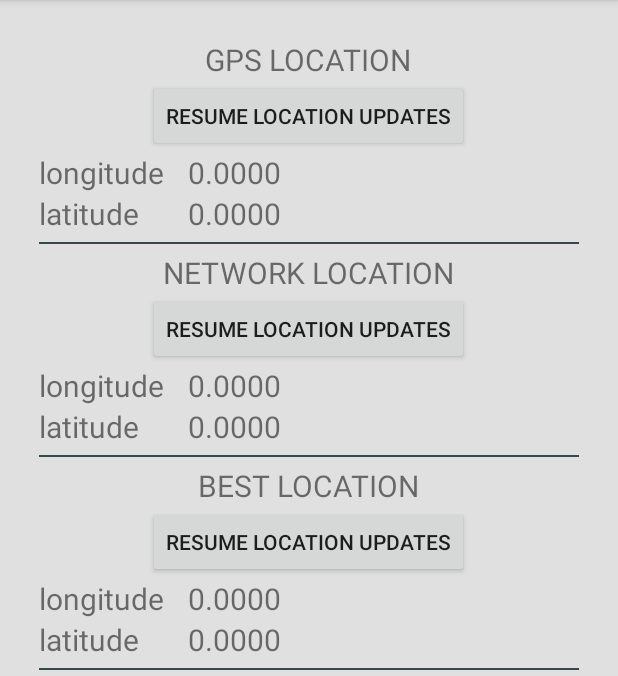
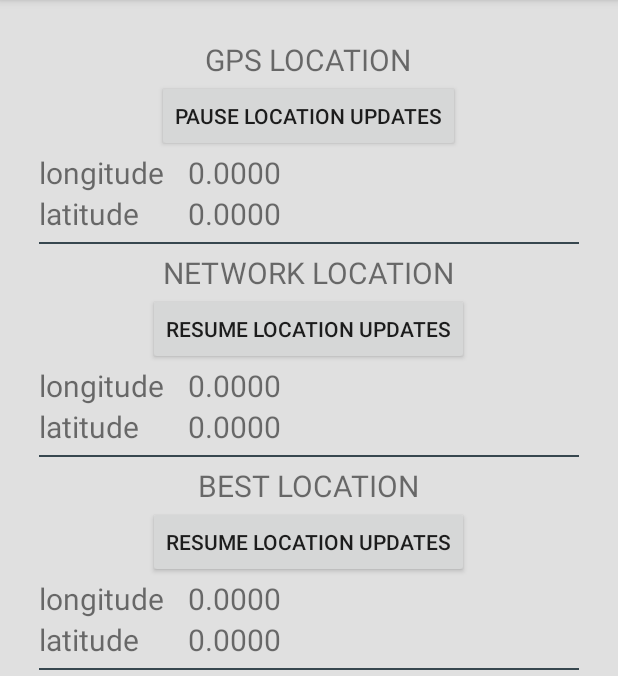
Before and after one commit to pratirvce/SecurePhone, an Android app: the fragment LocationFragment shown on its own in the app's theme, after a tap on "RESUME LOCATION UPDATES", on a phone screen of 412 x 824 dp, the part 84-760 px from its top. Run offline under Robolectric (Android 15) with nearby library versions, the phone set to English and light mode, and no system bars; our stand-ins replace AdMob; libraries missing offline, so code that uses them is left out: com.firebase.client.

Commit message:
Buttons added to LocationFragment

```diff
--- a/app/src/main/java/com/sjsu/securephone/theftdetector/LocationFragment.java
+++ b/app/src/main/java/com/sjsu/securephone/theftdetector/LocationFragment.java
@@ -37,6 +37,9 @@ public class LocationFragment extends Fragment {
     TextView longitudeValueBest, latitudeValueBest;
     TextView longitudeValueGPS, latitudeValueGPS;
     TextView longitudeValueNetwork, latitudeValueNetwork;
+    Button btntoggleNetworkUpdates;
+    Button btntoggleGPSUpdates;
+    Button btntoggleBestUpdates;
 
     private Tracker mTracker;
     private static final String ARG_TEXT = "text";
@@ -60,6 +63,35 @@ public class LocationFragment extends Fragment {
         latitudeValueGPS = (TextView) view.findViewById(R.id.latitudeValueGPS);
         longitudeValueNetwork = (TextView) view.findViewById(R.id.longitudeValueNetwork);
         latitudeValueNetwork = (TextView) view.findViewById(R.id.latitudeValueNetwork);
+        btntoggleNetworkUpdates = (Button)view.findViewById(R.id.locationControllerNetwork);
+        btntoggleNetworkUpdates.setOnClickListener(new View.OnClickListener(){
+            @Override
+            public void onClick(View v){
+                Toast.makeText(getActivity(),"Your message.", Toast.LENGTH_LONG).show();
+                toggleNetworkUpdates(v);
+
+            }
+        });
+
+        btntoggleGPSUpdates = (Button)view.findViewById(R.id.locationControllerGPS);
+        btntoggleGPSUpdates.setOnClickListener(new View.OnClickListener(){
+            @Override
+            public void onClick(View v){
+                Toast.makeText(getActivity(),"Your message.", Toast.LENGTH_LONG).show();
+                toggleGPSUpdates(v);
+
+            }
+        });
+
+        btntoggleBestUpdates = (Button)view.findViewById(R.id.locationControllerBest);
+        btntoggleBestUpdates.setOnClickListener(new View.OnClickListener(){
+            @Override
+            public void onClick(View v){
+                Toast.makeText(getActivity(),"Your message.", Toast.LENGTH_LONG).show();
+                toggleBestUpdates(v);
+
+            }
+        });
 
         return view;
     }
--- a/app/src/main/res/layout/location_info.xml
+++ b/app/src/main/res/layout/location_info.xml
@@ -2,6 +2,7 @@
 <FrameLayout
     xmlns:android="http://schemas.android.com/apk/res/android"
     xmlns:ads="http://schemas.android.com/apk/res-auto"
+    android:id="@+id/LocationFrameLayout"
     android:layout_width="match_parent"
     android:layout_height="match_parent"
     android:background="@color/material_grey_300"
@@ -16,7 +17,7 @@
         android:paddingTop="@dimen/activity_vertical_margin"
         android:paddingBottom="@dimen/activity_vertical_margin"
         android:fillViewport="true"
-        tools:context=".MainActivity">
+        tools:context=".LocationFragment">
 
         <RelativeLayout
             android:layout_width="match_parent"
@@ -37,7 +38,10 @@
                 android:layout_centerHorizontal="true"
                 android:layout_below="@id/titleTextGPS"
                 android:text="@string/resume"
+                />
+            <!--
             android:onClick="toggleGPSUpdates"/>
+            -->
 
         <TextView
             android:id="@+id/longitudeTextGPS"
@@ -99,8 +103,13 @@
             android:layout_height="wrap_content"
             android:layout_centerHorizontal="true"
             android:layout_below="@id/titleTextNetwork"
-                android:text="@string/resume"
-                android:onClick="toggleNetworkUpdates"/>
+            android:text="@string/resume">
+
+        </Button>
+            <!--
+            android:onClick="toggleNetworkUpdates"
+            -->
+
 
             <TextView
                 android:id="@+id/longitudeTextNetwork"
@@ -163,7 +172,10 @@
                 android:layout_centerHorizontal="true"
                 android:layout_below="@id/titleTextBest"
                 android:text="@string/resume"
+                />
+            <!--
                 android:onClick="toggleBestUpdates"/>
+                -->
 
             <TextView
                 android:id="@+id/longitudeTextBest"
```
Lines whose indentation alone changed are shown as unchanged.
